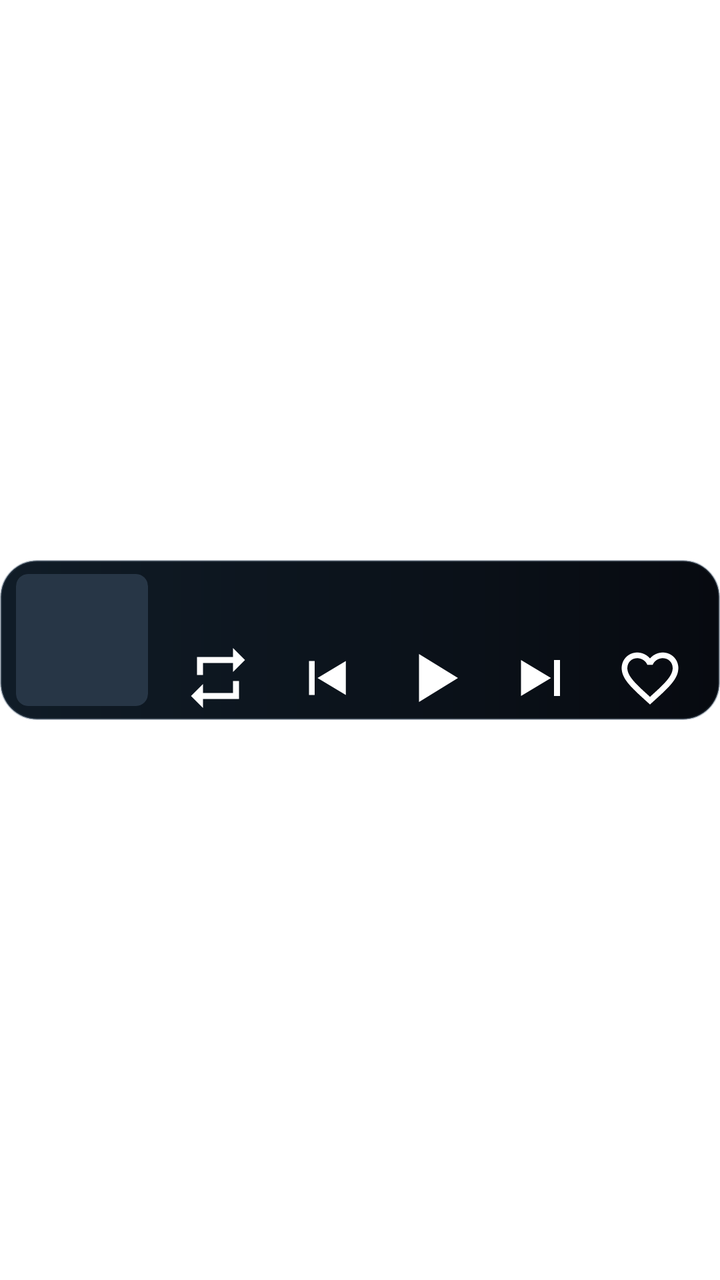
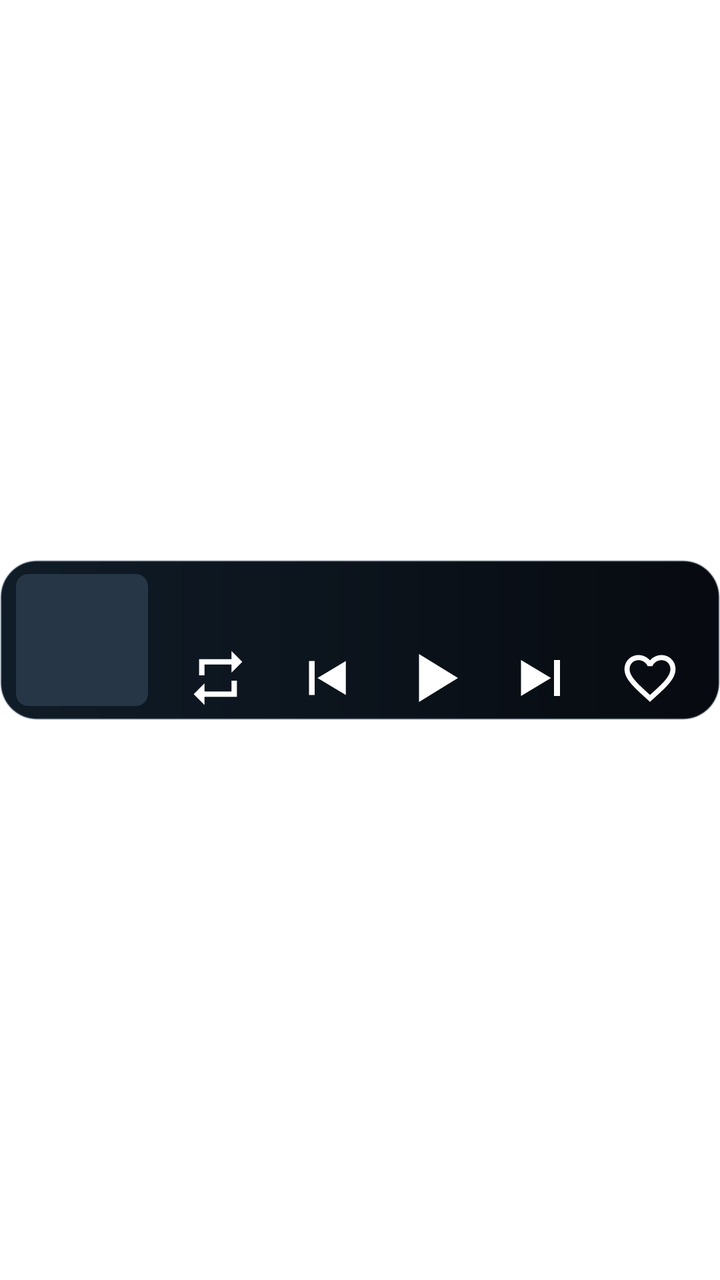

Screens rendered from an Android XML layout before and after an edit, with the pre-edit source and the edit as a unified diff.
<!-- AndroidManifest.xml: fallback theme Theme.MaterialComponents.DayNight.NoActionBar -->
<!-- res/layout/bstream_music_widget_compact.xml -->
<?xml version="1.0" encoding="utf-8"?>
<FrameLayout xmlns:android="http://schemas.android.com/apk/res/android"
    android:layout_width="match_parent"
    android:layout_height="match_parent"
    android:background="@android:color/transparent">

    <FrameLayout
        android:id="@+id/widget_surface"
        android:layout_width="match_parent"
        android:layout_height="80dp"
        android:layout_gravity="center_vertical"
        android:background="@drawable/bstream_widget_background">

    <ImageView
        android:id="@+id/widget_backdrop"
        android:layout_width="match_parent"
        android:layout_height="match_parent"
        android:background="@drawable/bstream_widget_background"
        android:clipToOutline="true"
        android:contentDescription="@null"
        android:scaleType="fitXY" />

    <LinearLayout
        android:id="@+id/widget_card"
        android:layout_width="match_parent"
        android:layout_height="match_parent"
        android:gravity="center_vertical"
        android:orientation="horizontal"
        android:paddingHorizontal="8dp"
        android:paddingTop="0dp"
        android:paddingBottom="0dp">

        <ImageView
            android:id="@+id/widget_artwork"
            android:layout_width="66dp"
            android:layout_height="66dp"
            android:background="@drawable/bstream_widget_artwork_background"
            android:clipToOutline="true"
            android:contentDescription="@string/widget_artwork_description"
            android:scaleType="centerCrop" />

        <LinearLayout
            android:layout_width="0dp"
            android:layout_height="match_parent"
            android:layout_marginStart="8dp"
            android:layout_weight="1"
            android:orientation="vertical">

            <TextView
                android:id="@+id/widget_title"
                android:layout_width="match_parent"
                android:layout_height="wrap_content"
                android:ellipsize="end"
                android:fontFamily="sans-serif-medium"
                android:layout_marginTop="7dp"
                android:maxLines="1"
                android:textColor="#FFFFFFFF"
                android:textSize="15sp" />

            <TextView
                android:id="@+id/widget_artist"
                android:layout_width="match_parent"
                android:layout_height="0dp"
                android:visibility="gone" />

            <FrameLayout
                android:layout_width="1dp"
                android:layout_height="0dp"
                android:layout_weight="1" />

            <LinearLayout
                android:layout_width="match_parent"
                android:layout_height="42dp"
                android:gravity="center"
                android:orientation="horizontal">

                <ImageView
                    android:id="@+id/widget_repeat"
                    android:layout_width="0dp"
                    android:layout_height="36dp"
                    android:layout_weight="1"
                    android:background="@android:color/transparent"
                    android:contentDescription="@string/widget_repeat"
                    android:padding="0dp"
                    android:src="@drawable/bstream_widget_repeat"
                    android:scaleType="fitCenter"
                    android:tint="#FFFFFFFF" />

                <ImageView
                    android:id="@+id/widget_previous"
                    android:layout_width="0dp"
                    android:layout_height="36dp"
                    android:layout_weight="1"
                    android:background="@android:color/transparent"
                    android:contentDescription="@string/widget_previous"
                    android:padding="1dp"
                    android:src="@drawable/bstream_widget_previous"
                    android:scaleType="fitCenter"
                    android:tint="#FFFFFFFF" />

                <ImageView
                    android:id="@+id/widget_play_pause"
                    android:layout_width="0dp"
                    android:layout_height="36dp"
                    android:layout_weight="1"
                    android:background="@android:color/transparent"
                    android:contentDescription="@string/widget_play_pause"
                    android:padding="0dp"
                    android:src="@drawable/bstream_widget_play"
                    android:scaleType="fitCenter"
                    android:tint="#FFFFFFFF" />

                <ImageView
                    android:id="@+id/widget_next"
                    android:layout_width="0dp"
                    android:layout_height="36dp"
                    android:layout_weight="1"
                    android:background="@android:color/transparent"
                    android:contentDescription="@string/widget_next"
                    android:padding="0dp"
                    android:src="@drawable/bstream_widget_next"
                    android:scaleType="fitCenter"
                    android:tint="#FFFFFFFF" />

                <ImageView
                    android:id="@+id/widget_favorite"
                    android:layout_width="0dp"
                    android:layout_height="36dp"
                    android:layout_weight="1"
                    android:background="@android:color/transparent"
                    android:contentDescription="@string/widget_favorite"
                    android:padding="1dp"
                    android:src="@drawable/bstream_widget_heart_outline"
                    android:scaleType="fitCenter"
                    android:tint="#FFFFFFFF" />
            </LinearLayout>
        </LinearLayout>
    </LinearLayout>
    </FrameLayout>
</FrameLayout>
<!-- resources referenced by this layout -->
<resources>
  <!-- drawable bstream_widget_artwork_background (drawable) -->
  <?xml version="1.0" encoding="utf-8"?>
  <shape xmlns:android="http://schemas.android.com/apk/res/android" android:shape="rectangle">
      <corners android:radius="6dp" />
      <solid android:color="#FF273646" />
  </shape>
  <!-- drawable bstream_widget_background (drawable) -->
  <?xml version="1.0" encoding="utf-8"?>
  <shape xmlns:android="http://schemas.android.com/apk/res/android" android:shape="rectangle">
      <corners android:radius="18dp" />
      <gradient android:angle="0" android:startColor="#FF101C27" android:endColor="#FF070A10" />
      <stroke android:width="1dp" android:color="#405E7182" />
  </shape>
  <!-- drawable bstream_widget_heart_outline (drawable) -->
  <vector xmlns:android="http://schemas.android.com/apk/res/android"
      android:width="32dp"
      android:height="32dp"
      android:viewportWidth="24"
      android:viewportHeight="24">
      <path
          android:fillColor="#FFFFFFFF"
          android:pathData="M16.5,3c-1.74,0 -3.41,0.81 -4.5,2.09C10.91,3.81 9.24,3 7.5,3 4.42,3 2,5.42 2,8.5c0,3.78 3.4,6.86 8.55,11.54L12,21.35l1.45,-1.32C18.6,15.36 22,12.28 22,8.5 22,5.42 19.58,3 16.5,3zM12.1,18.55l-0.1,0.1 -0.1,-0.1C7.14,14.24 4,11.39 4,8.5 4,6.5 5.5,5 7.5,5c1.54,0 3.04,0.99 3.57,2.36h1.87C13.46,5.99 14.96,5 16.5,5 18.5,5 20,6.5 20,8.5c0,2.89 -3.14,5.74 -7.9,10.05z" />
  </vector>
  <!-- drawable bstream_widget_next (drawable) -->
  <vector xmlns:android="http://schemas.android.com/apk/res/android"
      android:width="32dp"
      android:height="32dp"
      android:viewportWidth="24"
      android:viewportHeight="24">
      <path
          android:fillColor="#FFFFFFFF"
          android:pathData="M16,6h2v12h-2zM5,6v12l10,-6z" />
  </vector>
  <!-- drawable bstream_widget_play (drawable) -->
  <vector xmlns:android="http://schemas.android.com/apk/res/android"
      android:width="32dp"
      android:height="32dp"
      android:viewportWidth="24"
      android:viewportHeight="24">
      <path
          android:fillColor="#FFFFFFFF"
          android:pathData="M7,4v16l13,-8z" />
  </vector>
  <!-- drawable bstream_widget_previous (drawable) -->
  <vector xmlns:android="http://schemas.android.com/apk/res/android"
      android:width="32dp"
      android:height="32dp"
      android:viewportWidth="24"
      android:viewportHeight="24">
      <path
          android:fillColor="#FFFFFFFF"
          android:pathData="M6,6h2v12H6zM19,6v12l-10,-6z" />
  </vector>
  <!-- drawable bstream_widget_repeat (drawable) -->
  <vector xmlns:android="http://schemas.android.com/apk/res/android"
      android:width="32dp"
      android:height="32dp"
      android:viewportWidth="24"
      android:viewportHeight="24">
      <path
          android:fillColor="#FFFFFFFF"
          android:pathData="M7,7h10v3l4,-4 -4,-4v3H5v6h2V7zM17,17H7v-3l-4,4 4,4v-3h12v-6h-2v4z" />
  </vector>
  <string name="widget_artwork_description">Portada de la canción</string>
  <string name="widget_favorite">Favoritos</string>
  <string name="widget_next">Siguiente</string>
  <string name="widget_play_pause">Reproducir o pausar</string>
  <string name="widget_previous">Anterior</string>
  <string name="widget_repeat">Repetir</string>
</resources>

<!-- the commit's change to res/layout/bstream_music_widget_compact.xml (unified diff, before → after) -->
@@ -11,14 +11,10 @@
         android:layout_gravity="center_vertical"
         android:background="@drawable/bstream_widget_background">
 
-    <ImageView
-        android:id="@+id/widget_backdrop"
+    <include
+        layout="@layout/bstream_widget_backdrop_crossfade"
         android:layout_width="match_parent"
-        android:layout_height="match_parent"
-        android:background="@drawable/bstream_widget_background"
-        android:clipToOutline="true"
-        android:contentDescription="@null"
-        android:scaleType="fitXY" />
+        android:layout_height="match_parent" />
 
     <LinearLayout
         android:id="@+id/widget_card"
@@ -30,14 +26,10 @@
         android:paddingTop="0dp"
         android:paddingBottom="0dp">
 
-        <ImageView
-            android:id="@+id/widget_artwork"
+        <include
+            layout="@layout/bstream_widget_artwork_crossfade"
             android:layout_width="66dp"
-            android:layout_height="66dp"
-            android:background="@drawable/bstream_widget_artwork_background"
-            android:clipToOutline="true"
-            android:contentDescription="@string/widget_artwork_description"
-            android:scaleType="centerCrop" />
+            android:layout_height="66dp" />
 
         <LinearLayout
             android:layout_width="0dp"
@@ -138,3 +130,59 @@
     </LinearLayout>
     </FrameLayout>
 </FrameLayout>
+<!-- res/layout/bstream_widget_backdrop_crossfade.xml (included above) -->
+<?xml version="1.0" encoding="utf-8"?>
+<ViewFlipper xmlns:android="http://schemas.android.com/apk/res/android"
+    android:id="@+id/widget_backdrop"
+    android:layout_width="match_parent"
+    android:layout_height="match_parent"
+    android:animateFirstView="true"
+    android:autoStart="false"
+    android:background="@drawable/bstream_widget_clip_outline"
+    android:clipToOutline="true"
+    android:contentDescription="@null"
+    android:inAnimation="@anim/bstream_widget_fade_in"
+    android:outAnimation="@anim/bstream_widget_fade_out">
+
+    <ImageView
+        android:id="@+id/widget_backdrop_first"
+        android:layout_width="match_parent"
+        android:layout_height="match_parent"
+        android:contentDescription="@null"
+        android:scaleType="fitXY" />
+
+    <ImageView
+        android:id="@+id/widget_backdrop_second"
+        android:layout_width="match_parent"
+        android:layout_height="match_parent"
+        android:contentDescription="@null"
+        android:scaleType="fitXY" />
+</ViewFlipper>
+<!-- res/layout/bstream_widget_artwork_crossfade.xml (included above) -->
+<?xml version="1.0" encoding="utf-8"?>
+<ViewFlipper xmlns:android="http://schemas.android.com/apk/res/android"
+    android:id="@+id/widget_artwork"
+    android:layout_width="match_parent"
+    android:layout_height="match_parent"
+    android:animateFirstView="true"
+    android:autoStart="false"
+    android:background="@drawable/bstream_widget_artwork_background"
+    android:clipToOutline="true"
+    android:contentDescription="@string/widget_artwork_description"
+    android:inAnimation="@anim/bstream_widget_fade_in"
+    android:outAnimation="@anim/bstream_widget_fade_out">
+
+    <ImageView
+        android:id="@+id/widget_artwork_first"
+        android:layout_width="match_parent"
+        android:layout_height="match_parent"
+        android:contentDescription="@null"
+        android:scaleType="centerCrop" />
+
+    <ImageView
+        android:id="@+id/widget_artwork_second"
+        android:layout_width="match_parent"
+        android:layout_height="match_parent"
+        android:contentDescription="@null"
+        android:scaleType="centerCrop" />
+</ViewFlipper>
<!-- resource entries referenced after the edit -->
@@ -13,15 +13,23 @@
       <gradient android:angle="0" android:startColor="#FF101C27" android:endColor="#FF070A10" />
       <stroke android:width="1dp" android:color="#405E7182" />
   </shape>
+  <!-- drawable bstream_widget_clip_outline (drawable) -->
+  <?xml version="1.0" encoding="utf-8"?>
+  <shape xmlns:android="http://schemas.android.com/apk/res/android" android:shape="rectangle">
+      <corners android:radius="18dp" />
+      <solid android:color="#00000000" />
+  </shape>
   <!-- drawable bstream_widget_heart_outline (drawable) -->
   <vector xmlns:android="http://schemas.android.com/apk/res/android"
       android:width="32dp"
       android:height="32dp"
       android:viewportWidth="24"
       android:viewportHeight="24">
+      <group android:pivotX="12" android:pivotY="12" android:scaleX="0.9" android:scaleY="0.9">
       <path
           android:fillColor="#FFFFFFFF"
           android:pathData="M16.5,3c-1.74,0 -3.41,0.81 -4.5,2.09C10.91,3.81 9.24,3 7.5,3 4.42,3 2,5.42 2,8.5c0,3.78 3.4,6.86 8.55,11.54L12,21.35l1.45,-1.32C18.6,15.36 22,12.28 22,8.5 22,5.42 19.58,3 16.5,3zM12.1,18.55l-0.1,0.1 -0.1,-0.1C7.14,14.24 4,11.39 4,8.5 4,6.5 5.5,5 7.5,5c1.54,0 3.04,0.99 3.57,2.36h1.87C13.46,5.99 14.96,5 16.5,5 18.5,5 20,6.5 20,8.5c0,2.89 -3.14,5.74 -7.9,10.05z" />
+      </group>
   </vector>
   <!-- drawable bstream_widget_next (drawable) -->
   <vector xmlns:android="http://schemas.android.com/apk/res/android"
@@ -59,9 +67,11 @@
       android:height="32dp"
       android:viewportWidth="24"
       android:viewportHeight="24">
+      <group android:pivotX="12" android:pivotY="12" android:scaleX="0.9" android:scaleY="0.9">
       <path
           android:fillColor="#FFFFFFFF"
           android:pathData="M7,7h10v3l4,-4 -4,-4v3H5v6h2V7zM17,17H7v-3l-4,4 4,4v-3h12v-6h-2v4z" />
+      </group>
   </vector>
   <string name="widget_artwork_description">Portada de la canción</string>
   <string name="widget_favorite">Favoritos</string>
